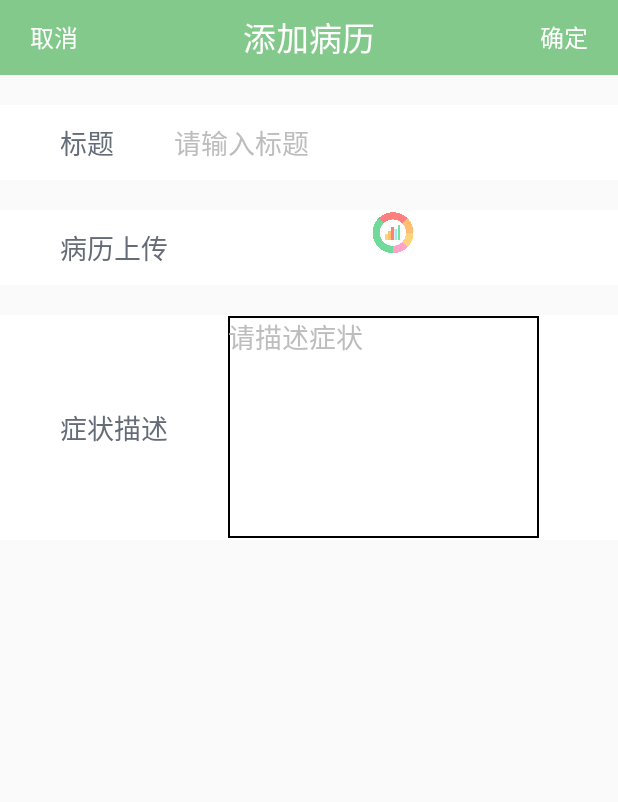
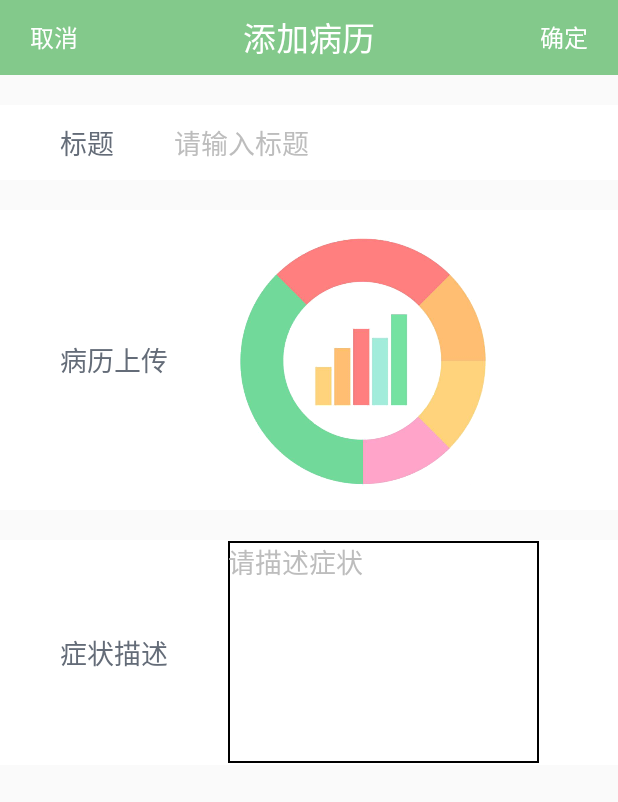
Before and after one commit to huacao123/MedicalSystem, an Android app: the AddCaseActivity screen opened directly, with no data from a screen before it, on a phone screen of 412 x 824 dp. Shown: the top 802 px of the screen. Run offline under Robolectric (Android 15) with nearby library versions, the phone set to English and light mode, and no system bars.

Commit message:
update05

```diff
--- a/app/src/main/res/layout/activity_addcase.xml
+++ b/app/src/main/res/layout/activity_addcase.xml
@@ -80,7 +80,7 @@
 
         <LinearLayout
             android:layout_width="match_parent"
-            android:layout_height="@dimen/registerPage_topHeight"
+            android:layout_height="200dp"
             android:layout_marginTop="@dimen/registerPage_toTop"
             android:background="@color/registerPage_barBackground"
             android:orientation="horizontal">
@@ -96,10 +96,10 @@
 
             <android.support.v7.widget.AppCompatImageView
                 android:id="@+id/iv_case_history_upload"
-                android:layout_width="30dp"
-                android:layout_height="30dp"
-                android:layout_weight="1"
-                android:src="@mipmap/logo_chart" />
+                android:layout_width="180dp"
+                android:layout_height="200dp"
+                android:src="@mipmap/logo_chart"
+                android:layout_marginLeft="@dimen/registerPage_toLeft"/>
         </LinearLayout>
 
         <LinearLayout
--- a/app/src/main/res/layout/mine_information.xml
+++ b/app/src/main/res/layout/mine_information.xml
@@ -373,6 +373,12 @@
                     android:layout_marginRight="@dimen/minePage_userInfo_toLeftDis" />
             </RelativeLayout>
 
+            <ImageView
+                android:id="@+id/iv_test"
+                android:layout_width="wrap_content"
+                android:layout_height="wrap_content"
+                android:background="@drawable/ic_done"
+                android:visibility="gone"/>
 
         </LinearLayout>
     </com.wendy.medicalsystem.tools.MyScrollView>
```
Also changed, not shown: app/src/main/java/com/wendy/medicalsystem/medicalapplicition/AddCaseActivity.java (+62 -1 lines), app/src/main/java/com/wendy/medicalsystem/medicalapplicition/MineInformation.java (+26 -8 lines).
